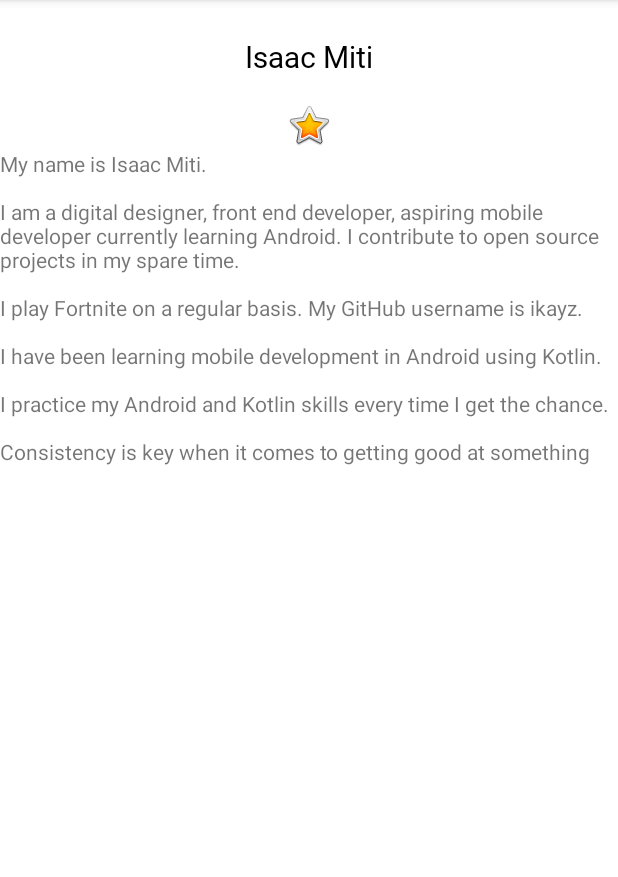
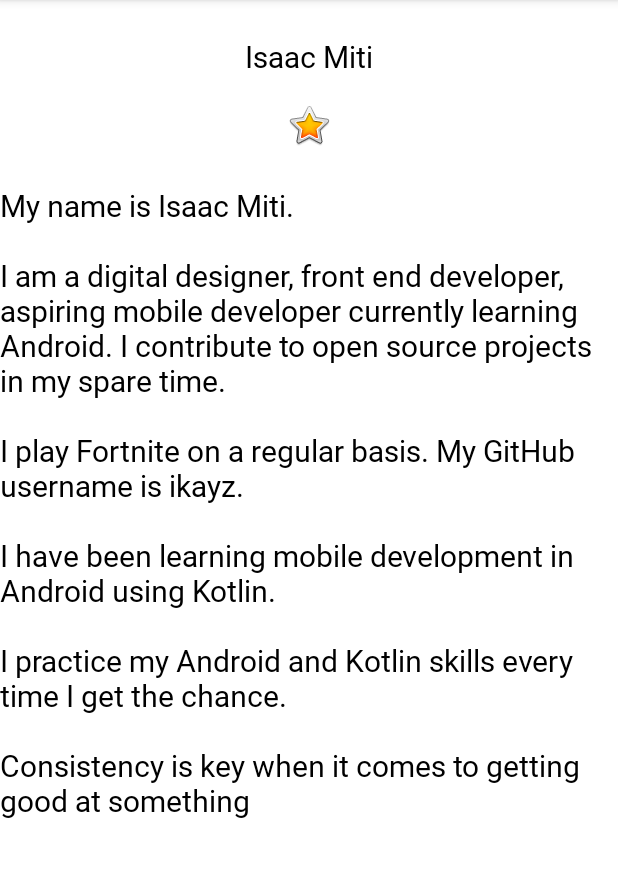
Before and after one commit to ikayz/about-me, an Android app: the screen it shows after launch (MainActivity), on a phone screen of 412 x 824 dp, the part 84-961 px from its top. Run offline under Robolectric (Android 15) with nearby library versions, the phone set to English and light mode, and no system bars.

Commit message:
Apply name style to bio text

```diff
--- a/app/src/main/res/layout/activity_main.xml
+++ b/app/src/main/res/layout/activity_main.xml
@@ -30,6 +30,7 @@
 
         <TextView
             android:id="@+id/bio_text"
+            style="@style/NameStyle"
             android:layout_width="match_parent"
             android:layout_height="wrap_content"
             android:text="@string/bio" />
```
